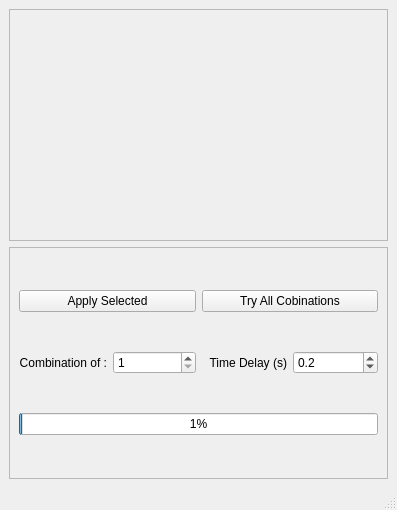
The window that uis/RefChooser.ui (pattammattel/MIDAS_Admin) describes before a commit, drawn with Qt 5.
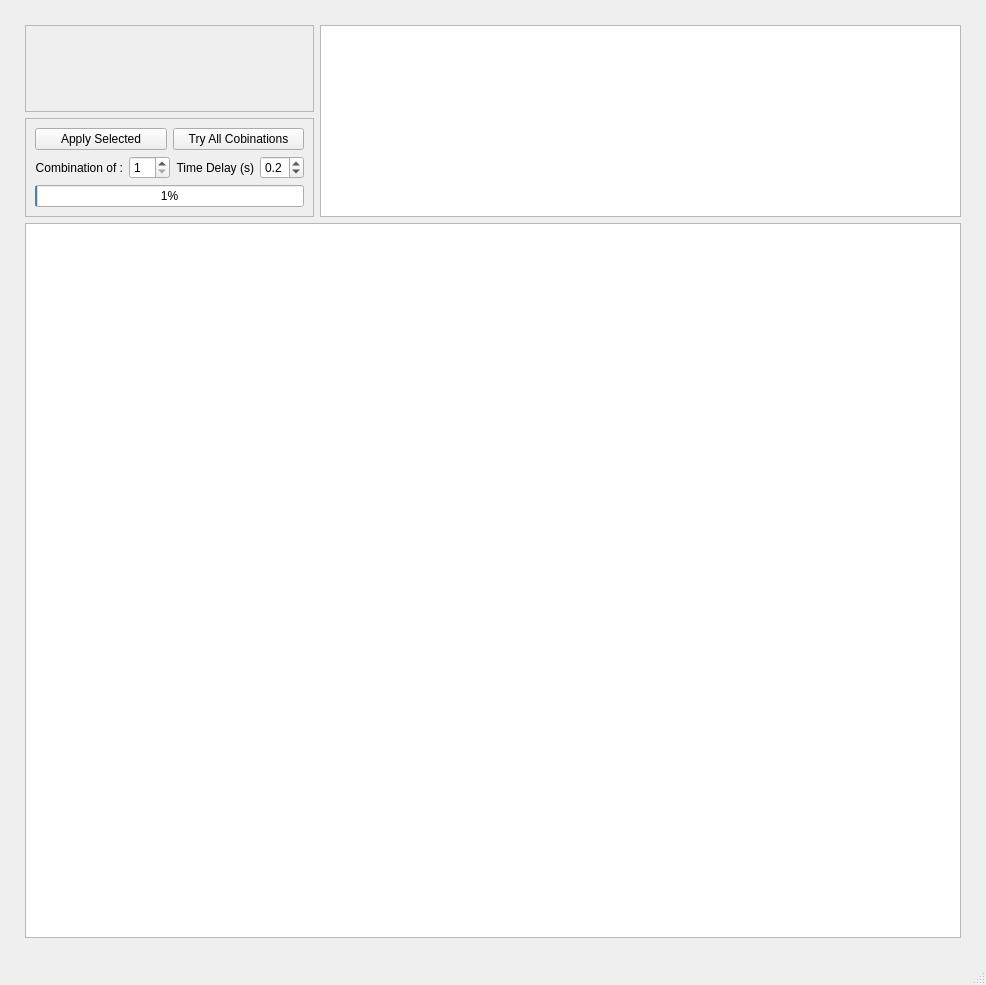
The same window after the commit. Custom widgets are drawn as their Qt base class.

The edit to the form file:
```diff
--- a/uis/RefChooser.ui
+++ b/uis/RefChooser.ui
@@ -6,8 +6,8 @@
    <rect>
     <x>0</x>
     <y>0</y>
-    <width>397</width>
-    <height>510</height>
+    <width>986</width>
+    <height>985</height>
    </rect>
   </property>
   <property name="cursor">
@@ -21,6 +21,24 @@
   </property>
   <widget class="QWidget" name="centralwidget">
    <layout class="QGridLayout" name="gridLayout">
+    <property name="leftMargin">
+     <number>25</number>
+    </property>
+    <property name="topMargin">
+     <number>25</number>
+    </property>
+    <property name="rightMargin">
+     <number>25</number>
+    </property>
+    <property name="bottomMargin">
+     <number>25</number>
+    </property>
+    <item row="2" column="0" colspan="2">
+     <widget class="QTableView" name="fit_details"/>
+    </item>
+    <item row="0" column="1" rowspan="2">
+     <widget class="PlotWidget" name="stat_view"/>
+    </item>
     <item row="0" column="0">
      <widget class="QFrame" name="ref_box_frame">
       <property name="sizePolicy">
@@ -146,6 +164,13 @@
   </widget>
   <widget class="QStatusBar" name="statusbar"/>
  </widget>
+ <customwidgets>
+  <customwidget>
+   <class>PlotWidget</class>
+   <extends>QGraphicsView</extends>
+   <header>pyqtgraph</header>
+  </customwidget>
+ </customwidgets>
  <resources/>
  <connections/>
 </ui>
```
Left out of the diff: 2 changed lines with no effect on the pictures.
